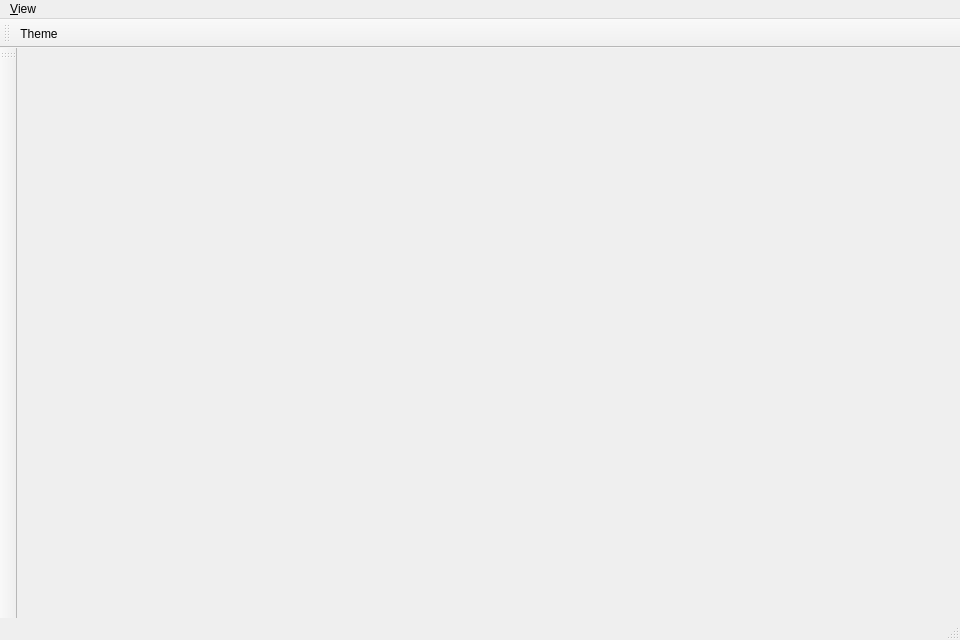
Old version of the form apps/rehuco-agent/src/rehuco_agent/main_window.ui in the repository borco/rehuco.
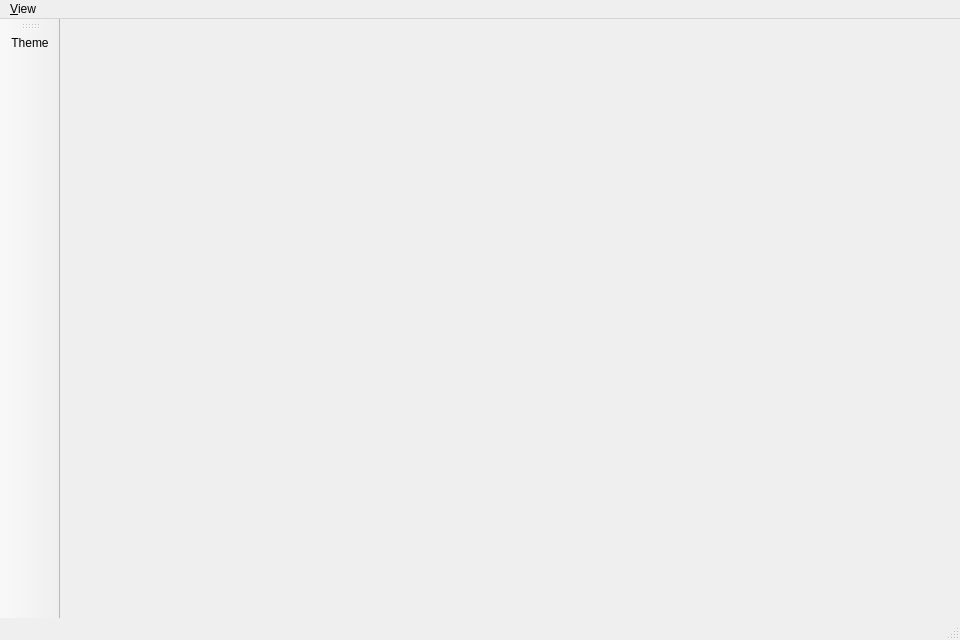
New version of the form. Icons and pictures are not drawn.

Commit message:
refs #59: feat: move theme toggle into the action bar, drop the empty theme toolbar
Consolidates the theme-cycle button into action_bar alongside the settings
toggle, the first step toward issue #59's single vertical navigation rail.
Bumps TOOLBARS_STATE_VERSION since the saved toolbar set changed.

Diff of the .ui file:
```diff
--- a/apps/rehuco-agent/src/rehuco_agent/main_window.ui
+++ b/apps/rehuco-agent/src/rehuco_agent/main_window.ui
@@ -31,18 +31,6 @@
    <addaction name="view_menu"/>
   </widget>
   <widget class="QStatusBar" name="status_bar"/>
-  <widget class="QToolBar" name="theme_toolbar">
-   <property name="windowTitle">
-    <string>Theme</string>
-   </property>
-   <attribute name="toolBarArea">
-    <enum>TopToolBarArea</enum>
-   </attribute>
-   <attribute name="toolBarBreak">
-    <bool>false</bool>
-   </attribute>
-   <addaction name="theme_action"/>
-  </widget>
   <widget class="QToolBar" name="action_bar">
    <property name="windowTitle">
     <string>Actions</string>
@@ -53,6 +41,7 @@
    <attribute name="toolBarBreak">
     <bool>false</bool>
    </attribute>
+   <addaction name="theme_action"/>
   </widget>
   <action name="theme_action">
    <property name="icon">
```
The commit also changes 2 other files.
